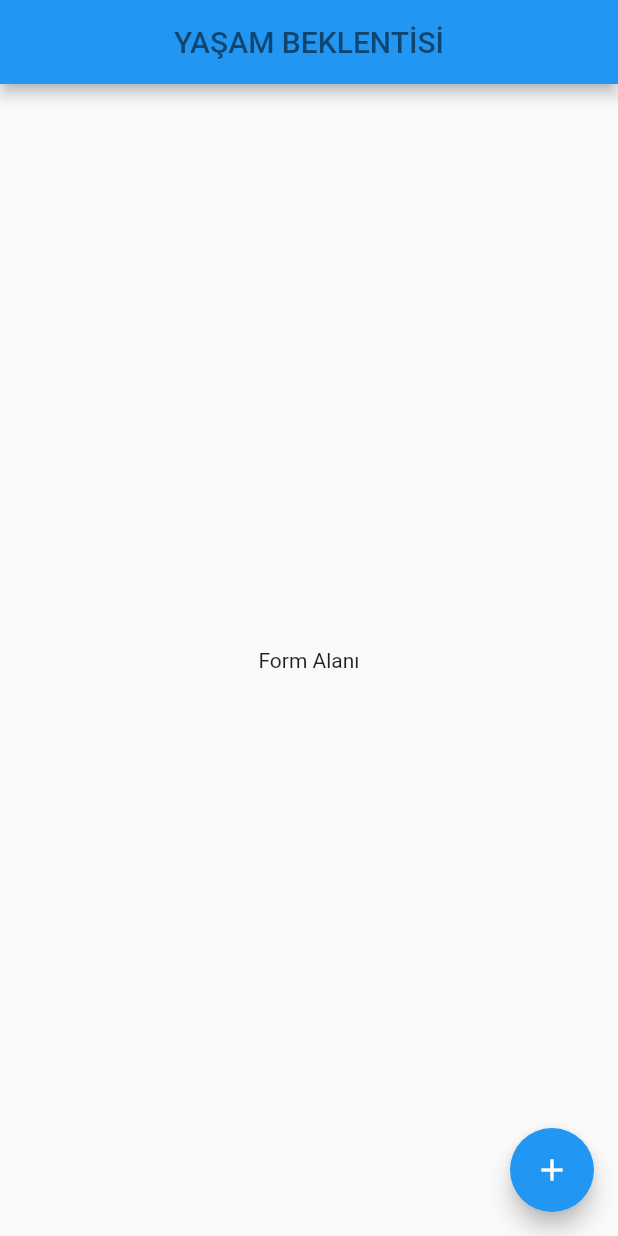
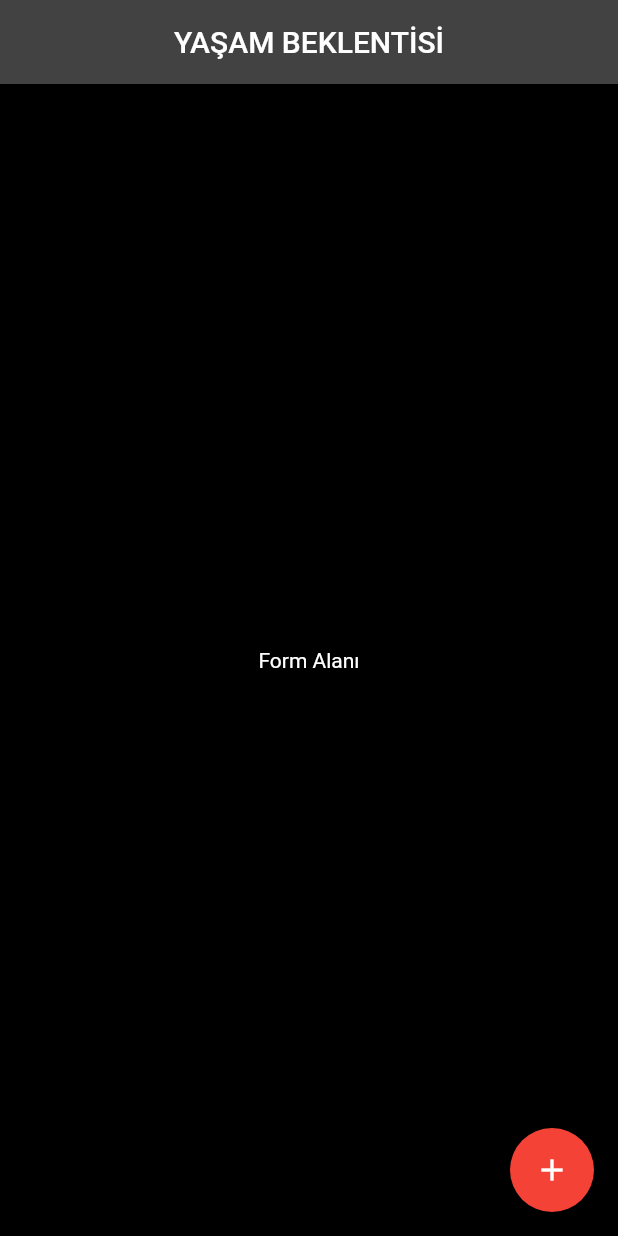
Before and after one commit to 0x1772/LifeTimeApp, a Flutter app: the screen it shows after launch, on a phone screen of 412 x 824 dp. Run offline on Flutter 3.47's test engine with Material 2 defaults, Android fonts, the phone set to English and light mode, and no system bars.

Commit message:
themedata

```diff
--- a/lib/main.dart
+++ b/lib/main.dart
@@ -8,6 +8,12 @@ class MyApp extends StatelessWidget {
   @override
   Widget build(BuildContext context) {
     return MaterialApp(
+      theme: ThemeData(
+          primaryColor: Color.fromARGB(255, 0, 0, 0),
+          accentColor: Colors.red,
+          backgroundColor: Colors.black,
+          scaffoldBackgroundColor: Colors.black,
+          brightness: Brightness.dark),
       home: InputPage(),
     );
   }
@@ -25,7 +31,7 @@ class _InputPageState extends State<InputPage> {
       appBar: AppBar(
         title: Text(
           'YAŞAM BEKLENTİSİ',
-          style: TextStyle(color: Colors.black54),
+          style: TextStyle(color: Color.fromARGB(255, 255, 255, 255)),
         ),
         centerTitle: true,
       ),
```
